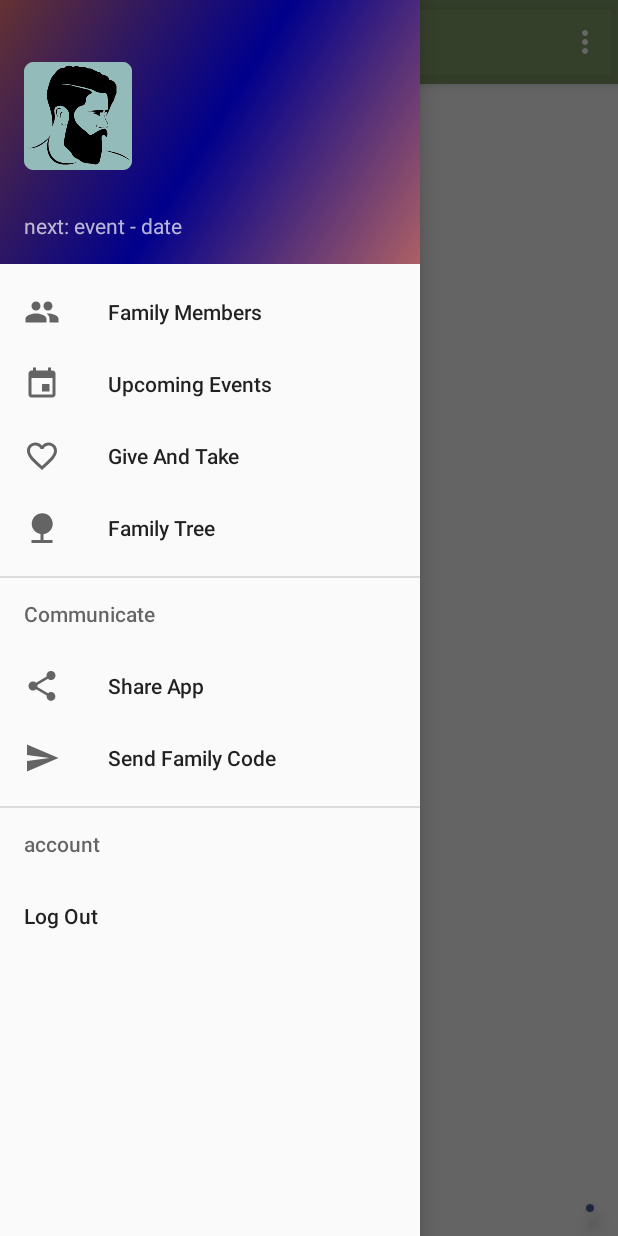
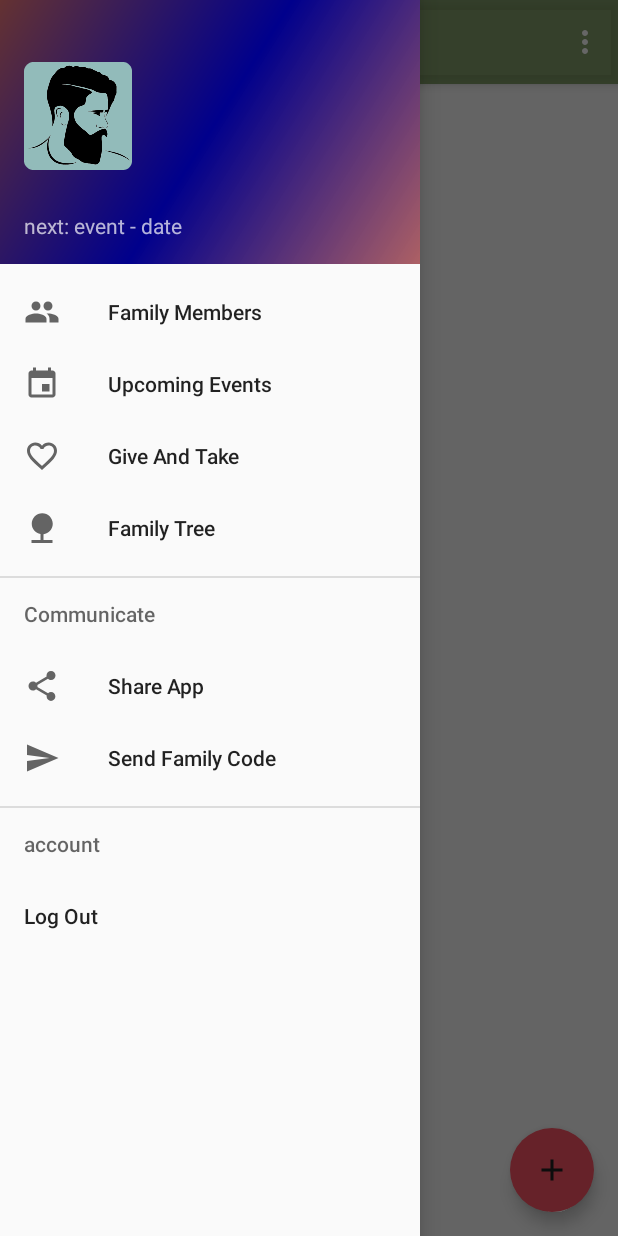
Before and after one commit to ben-sembira-1/Family-Hub, an Android app: the homeScreen screen opened directly, with no data from a screen before it, with the side drawer open, on a phone screen of 412 x 824 dp. Run offline under Robolectric (Android 15) with nearby library versions, the phone set to English and light mode, and no system bars; our stand-ins replace Firebase (no records; nobody signed in at launch, a user with empty details on screens opened directly).

Commit message:
FAB edit

```diff
--- a/LoginGUI/app/src/main/java/com/example/sembi/logingui/homeScreen.java
+++ b/LoginGUI/app/src/main/java/com/example/sembi/logingui/homeScreen.java
@@ -2,24 +2,16 @@ package com.example.sembi.logingui;
 
 import android.content.Intent;
 import android.os.Bundle;
-import com.google.android.material.floatingactionbutton.FloatingActionButton;
-import com.google.android.material.snackbar.Snackbar;
-
 import android.util.Log;
-import android.view.View;
-import com.google.android.material.navigation.NavigationView;
-import androidx.core.view.GravityCompat;
-import androidx.drawerlayout.widget.DrawerLayout;
-import androidx.appcompat.app.ActionBarDrawerToggle;
-import androidx.appcompat.app.AppCompatActivity;
-import androidx.appcompat.widget.Toolbar;
 import android.view.Menu;
 import android.view.MenuItem;
+import android.view.View;
 import android.view.ViewStub;
-import android.widget.Button;
-import android.widget.ImageView;
 import android.widget.TextView;
 
+import com.google.android.material.floatingactionbutton.FloatingActionButton;
+import com.google.android.material.navigation.NavigationView;
+import com.google.android.material.snackbar.Snackbar;
 import com.google.firebase.auth.FirebaseAuth;
 import com.google.firebase.auth.FirebaseUser;
 import com.google.firebase.database.DataSnapshot;
@@ -28,7 +20,11 @@ import com.google.firebase.database.DatabaseReference;
 import com.google.firebase.database.FirebaseDatabase;
 import com.google.firebase.database.ValueEventListener;
 
-import static java.lang.System.arraycopy;
+import androidx.appcompat.app.ActionBarDrawerToggle;
+import androidx.appcompat.app.AppCompatActivity;
+import androidx.appcompat.widget.Toolbar;
+import androidx.core.view.GravityCompat;
+import androidx.drawerlayout.widget.DrawerLayout;
 
 public class homeScreen extends AppCompatActivity
         implements NavigationView.OnNavigationItemSelectedListener {
@@ -45,11 +41,11 @@ public class homeScreen extends AppCompatActivity
         super.onCreate(savedInstanceState);
         setContentView(R.layout.activity_home_screen);
 
-        stub = (ViewStub) findViewById(R.id.layout_stub);
+        stub = findViewById(R.id.layout_stub);
 
         currentId = -1;
 
-        Toolbar toolbar = (Toolbar) findViewById(R.id.toolbar);
+        Toolbar toolbar = findViewById(R.id.toolbar);
         setSupportActionBar(toolbar);
 
 
--- /dev/null
+++ b/LoginGUI/app/src/main/res/drawable/ic_add_black_24dp.xml
@@ -0,0 +1,9 @@
+<vector xmlns:android="http://schemas.android.com/apk/res/android"
+    android:width="24dp"
+    android:height="24dp"
+    android:viewportWidth="24.0"
+    android:viewportHeight="24.0">
+    <path
+        android:fillColor="#ff202020"
+        android:pathData="M19,13h-6v6h-2v-6H5v-2h6V5h2v6h6v2z" />
+</vector>
--- a/LoginGUI/app/src/main/res/layout/app_bar_home_screen.xml
+++ b/LoginGUI/app/src/main/res/layout/app_bar_home_screen.xml
@@ -28,11 +28,13 @@
 
     <com.google.android.material.floatingactionbutton.FloatingActionButton
         android:id="@+id/fab"
-        android:layout_width="5dp"
-        android:layout_height="6dp"
+        android:layout_width="wrap_content"
+        android:layout_height="wrap_content"
         android:layout_gravity="bottom|end"
         android:layout_margin="@dimen/fab_margin"
-        android:src="@drawable/ic_members"
-        android:background="@drawable/ic_give_take"/>
+        android:background="@color/colorPrimary"
+        android:src="@drawable/ic_add_black_24dp"
+        app:backgroundTint="@color/specialColor"
+        app:borderWidth="0dp" />
 
 </androidx.coordinatorlayout.widget.CoordinatorLayout>
--- a/LoginGUI/app/src/main/res/values/colors.xml
+++ b/LoginGUI/app/src/main/res/values/colors.xml
@@ -18,6 +18,7 @@
     <color name="blueLight">#7b2ffff8</color>
     <color name="navigation_button_color">#88444444</color>
     <color name="darkBG">#080D2B</color>
+    <color name="specialColor">#FF5566</color>
 
     <color name="small_header">#bb648644</color>
 
```
